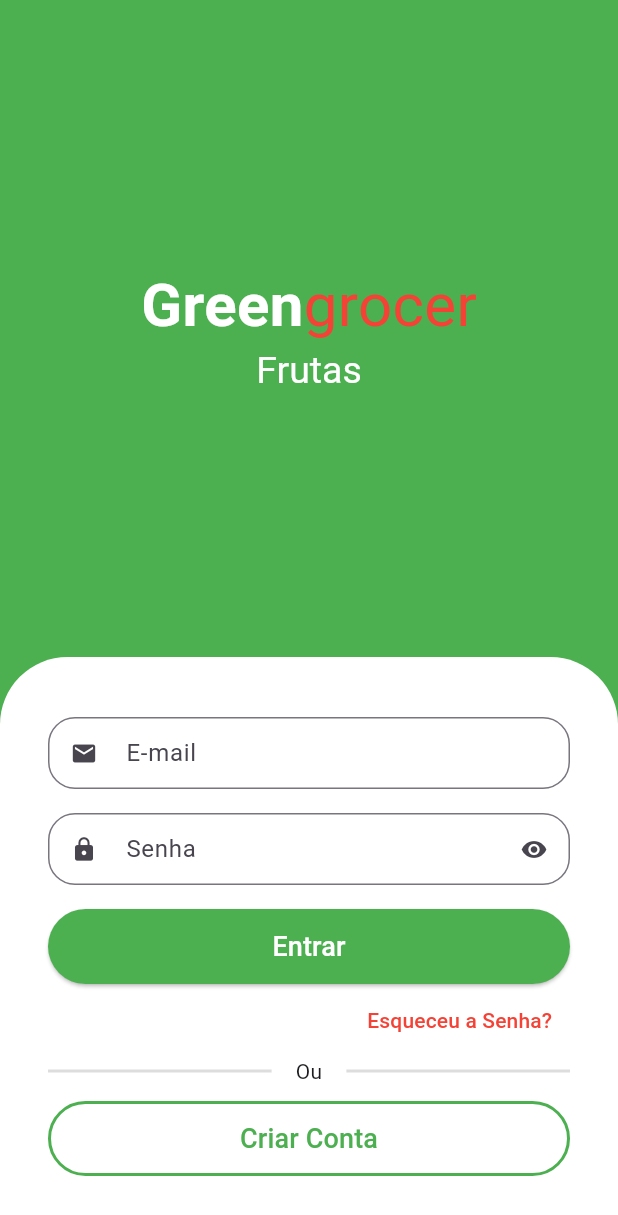
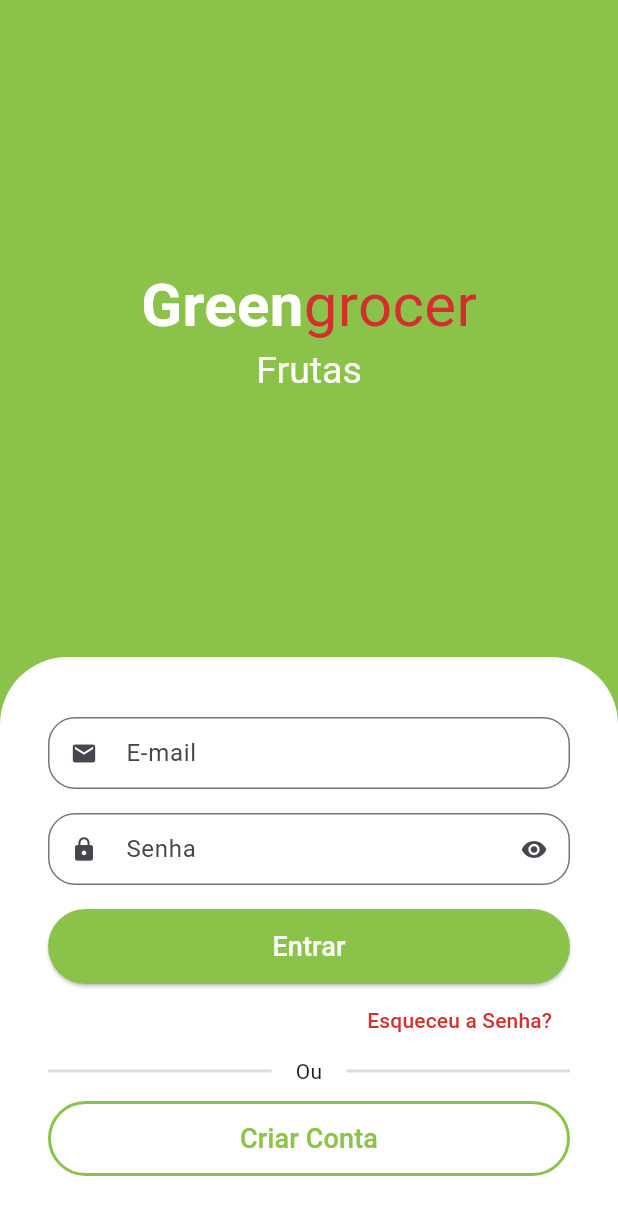
Before and after one commit to iraponan/greengrocer, a Flutter app: the screen it shows after launch, on a phone screen of 412 x 824 dp. Shown: the top 1215 px of the screen. Run offline on Flutter 3.47's test engine with Material 3 defaults, Android fonts, the light colour scheme and no system bars; drawn by our look-alikes of animated_text_kit.

Commit message:
Colocando as cores do app.

```diff
--- a/lib/main.dart
+++ b/lib/main.dart
@@ -1,5 +1,5 @@
 import 'package:flutter/material.dart';
-import 'package:greengrocer/config/app.dart';
+import 'package:greengrocer/src/config/app.dart';
 
 void main() {
   runApp(const AppGreengrocer());
--- a/lib/config/app.dart
+++ b/lib/src/config/app.dart
@@ -1,5 +1,5 @@
 import 'package:flutter/material.dart';
-import 'package:greengrocer/config/theme.dart';
+import 'package:greengrocer/src/config/theme.dart';
 import 'package:greengrocer/src/screens/auth/sing_in.dart';
 
 class AppGreengrocer extends StatelessWidget {
--- /dev/null
+++ b/lib/src/config/custom_colors.dart
@@ -0,0 +1,20 @@
+import 'package:flutter/material.dart';
+
+Map<int, Color> _swathOpacity = {
+  50: const Color.fromRGBO(139, 195, 74, 0.1),
+  100: const Color.fromRGBO(139, 195, 74, 0.2),
+  200: const Color.fromRGBO(139, 195, 74, 0.3),
+  300: const Color.fromRGBO(139, 195, 74, 0.4),
+  400: const Color.fromRGBO(139, 195, 74, 0.5),
+  500: const Color.fromRGBO(139, 195, 74, 0.6),
+  600: const Color.fromRGBO(139, 195, 74, 0.7),
+  700: const Color.fromRGBO(139, 195, 74, 0.8),
+  800: const Color.fromRGBO(139, 195, 74, 0.9),
+  900: const Color.fromRGBO(139, 195, 74, 1),
+};
+
+mixin CustomColors {
+  static Color customContrastColor = Colors.red.shade700;
+  static MaterialColor customSwathColor =
+      MaterialColor(0xFF8BC34A, _swathOpacity);
+}
--- a/lib/config/theme.dart
+++ b/lib/src/config/theme.dart
@@ -1,21 +1,22 @@
 import 'package:flutter/material.dart';
+import 'package:greengrocer/src/config/custom_colors.dart';
 
 mixin ThemeProject {
   static final theme = ThemeData(
-    scaffoldBackgroundColor: Colors.green,
+    scaffoldBackgroundColor: CustomColors.customSwathColor,
     elevatedButtonTheme: ElevatedButtonThemeData(
       style: ElevatedButton.styleFrom(
-        backgroundColor: Colors.green,
+        backgroundColor: CustomColors.customSwathColor.shade900,
         foregroundColor: Colors.white,
       ),
     ),
     outlinedButtonTheme: OutlinedButtonThemeData(
       style: OutlinedButton.styleFrom(
-        side: const BorderSide(
+        side: BorderSide(
           width: 2,
-          color: Colors.green,
+          color: CustomColors.customSwathColor.shade900,
         ),
-        foregroundColor: Colors.green,
+        foregroundColor: CustomColors.customSwathColor.shade900,
       ),
     ),
   );
--- a/lib/src/screens/auth/components/custom_text_field.dart
+++ b/lib/src/screens/auth/components/custom_text_field.dart
@@ -1,4 +1,5 @@
 import 'package:flutter/material.dart';
+import 'package:greengrocer/src/config/custom_colors.dart';
 
 class CustomTextField extends StatefulWidget {
   const CustomTextField({
@@ -46,8 +47,8 @@ class _CustomTextFieldState extends State<CustomTextField> {
               : null,
           labelText: widget.labelText,
           focusedBorder: OutlineInputBorder(
-            borderSide: const BorderSide(
-              color: Colors.green,
+            borderSide: BorderSide(
+              color: CustomColors.customSwathColor.shade900,
               width: 2.0,
             ),
             borderRadius: BorderRadius.circular(18),
--- a/lib/src/screens/auth/sing_in.dart
+++ b/lib/src/screens/auth/sing_in.dart
@@ -1,5 +1,6 @@
 import 'package:animated_text_kit/animated_text_kit.dart';
 import 'package:flutter/material.dart';
+import 'package:greengrocer/src/config/custom_colors.dart';
 import 'package:greengrocer/src/screens/auth/components/custom_text_field.dart';
 
 class SingInScreen extends StatelessWidget {
@@ -14,14 +15,14 @@ class SingInScreen extends StatelessWidget {
             child: Column(
               mainAxisAlignment: MainAxisAlignment.center,
               children: [
-                const Text.rich(
+                Text.rich(
                   TextSpan(
-                    style: TextStyle(
+                    style: const TextStyle(
                       fontSize: 40,
                     ),
                     children: [
                       // # Nome do APP #
-                      TextSpan(
+                      const TextSpan(
                         text: 'Green',
                         style: TextStyle(
                           color: Colors.white,
@@ -31,7 +32,7 @@ class SingInScreen extends StatelessWidget {
                       TextSpan(
                         text: 'grocer',
                         style: TextStyle(
-                          color: Colors.red,
+                          color: CustomColors.customContrastColor,
                         ),
                       ),
                     ],
@@ -102,10 +103,10 @@ class SingInScreen extends StatelessWidget {
                   alignment: Alignment.centerRight,
                   child: TextButton(
                     onPressed: () {},
-                    child: const Text(
+                    child: Text(
                       'Esqueceu a Senha?',
                       style: TextStyle(
-                        color: Colors.red,
+                        color: CustomColors.customContrastColor,
                       ),
                     ),
                   ),
```
Also changed, not shown: 1 other file.
